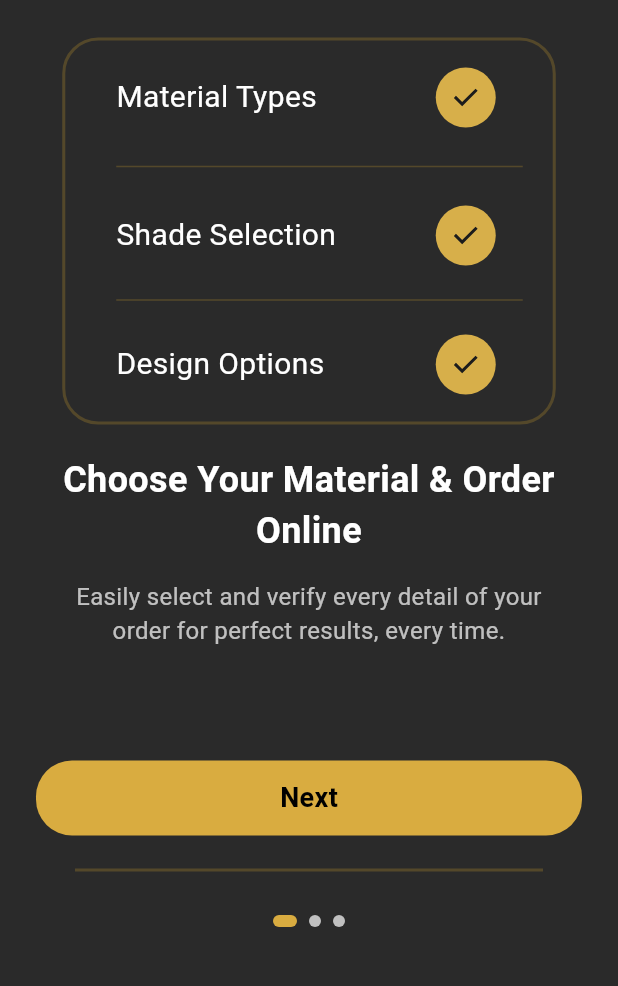
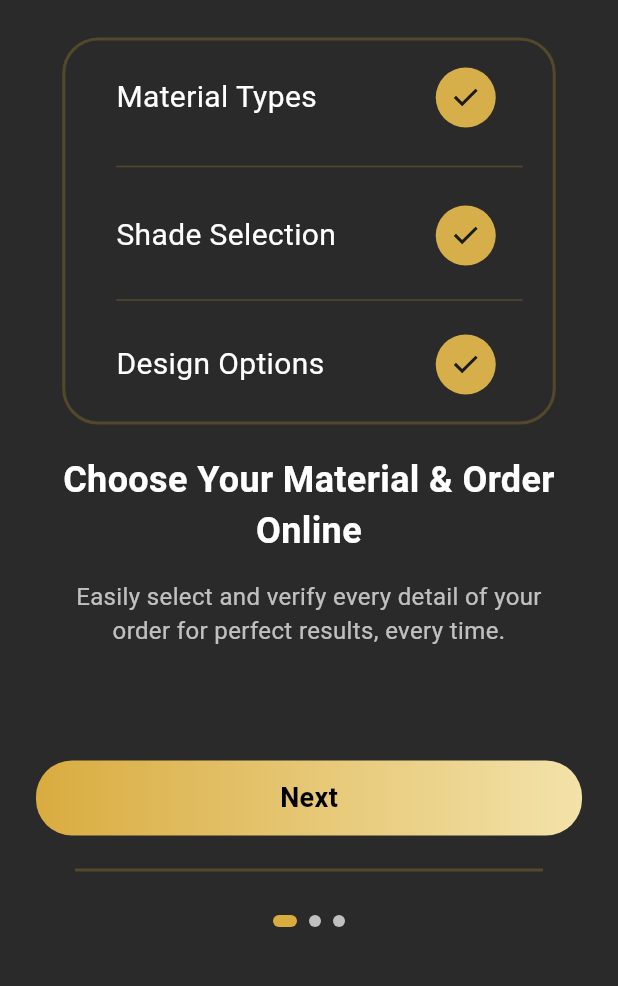
Before and after one commit to abdullahAabu-kuffa/dental_lab_app, a Flutter app: the screen it shows after launch, on a phone screen of 412 x 824 dp, the part 249-1235 px from its top. Run offline on Flutter 3.47's test engine with Material 3 defaults, Android fonts, the phone set to English and light mode, and no system bars; our stand-ins replace bloc, dio, flutter_bloc, flutter_screenutil, flutter_svg.

Commit message:
change the background color of the custom Btn

```diff
--- a/lib/core/theme/app_colors.dart
+++ b/lib/core/theme/app_colors.dart
@@ -10,6 +10,7 @@ class AppColors {
   static const Color whiteColor70 = Color(0xB3FFFFFF);
   static const Color blackColor = Color(0xFF000000);
   static const Color yellowColor = Color(0xffD9AC40);
+  static const Color lightYellowColor = Color(0xffF3E2A9);
   static const Color greyColor = Color(0xFF808080);
   static const Color txtFieldFillColor = Color(0xff27241C);
   static const Color hintTextColor = Color(0xffB9B19D);
--- a/lib/data/services/api_services.dart
+++ b/lib/data/services/api_services.dart
@@ -1,5 +1,6 @@
 import 'package:dental_lab_app/data/models/sign_in_models.dart';
 import 'package:dio/dio.dart';
+import 'package:flutter/material.dart';
 
 class ApiServices {
   final Dio _dio = Dio();
@@ -15,6 +16,7 @@ class ApiServices {
       );
 
       if (response.statusCode == 200 && response.data is Map<String, dynamic>) {
+        debugPrint('Response data: ${response.data['accessToken']}');
         return SignInModels.fromJson(response.data);
       } else {
         throw Exception('Failed to sign in: ${response.statusCode}');
--- a/lib/presentation/widgets/custom_btn.dart
+++ b/lib/presentation/widgets/custom_btn.dart
@@ -1,7 +1,8 @@
+import 'package:dental_lab_app/core/theme/app_colors.dart';
 import 'package:flutter/material.dart';
 
 class CustomBtn extends StatelessWidget {
-  const CustomBtn({super.key,this.onTap,this.child});
+  const CustomBtn({super.key, this.onTap, this.child});
   final void Function()? onTap;
   final Widget? child;
   @override
@@ -12,8 +13,12 @@ class CustomBtn extends StatelessWidget {
         width: double.infinity,
         height: 50,
         decoration: BoxDecoration(
+          gradient: LinearGradient(
+            colors: [AppColors.yellowColor, AppColors.lightYellowColor],
+            begin: Alignment.centerLeft,
+            end: Alignment.centerRight,
+          ),
           borderRadius: BorderRadius.circular(24),
-          color: const Color(0xffD9AC40),
         ),
         child: child,
       ),
```
